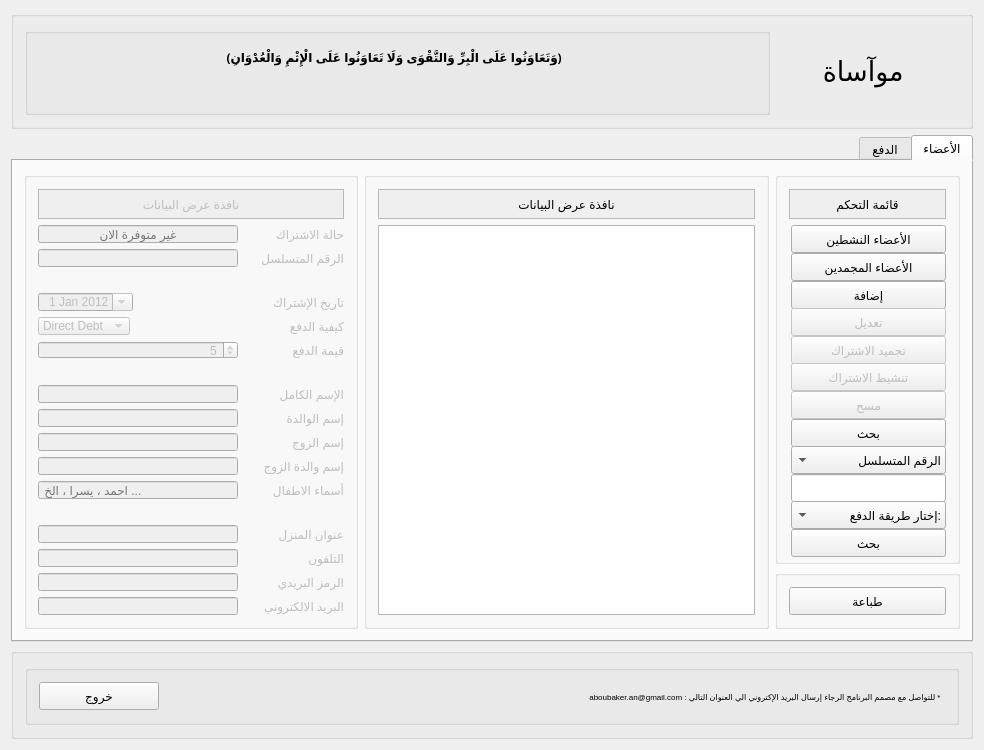
Before: the Qt Designer form mainwindow.ui in aamagzoub/Muwassa, drawn with Qt 5.
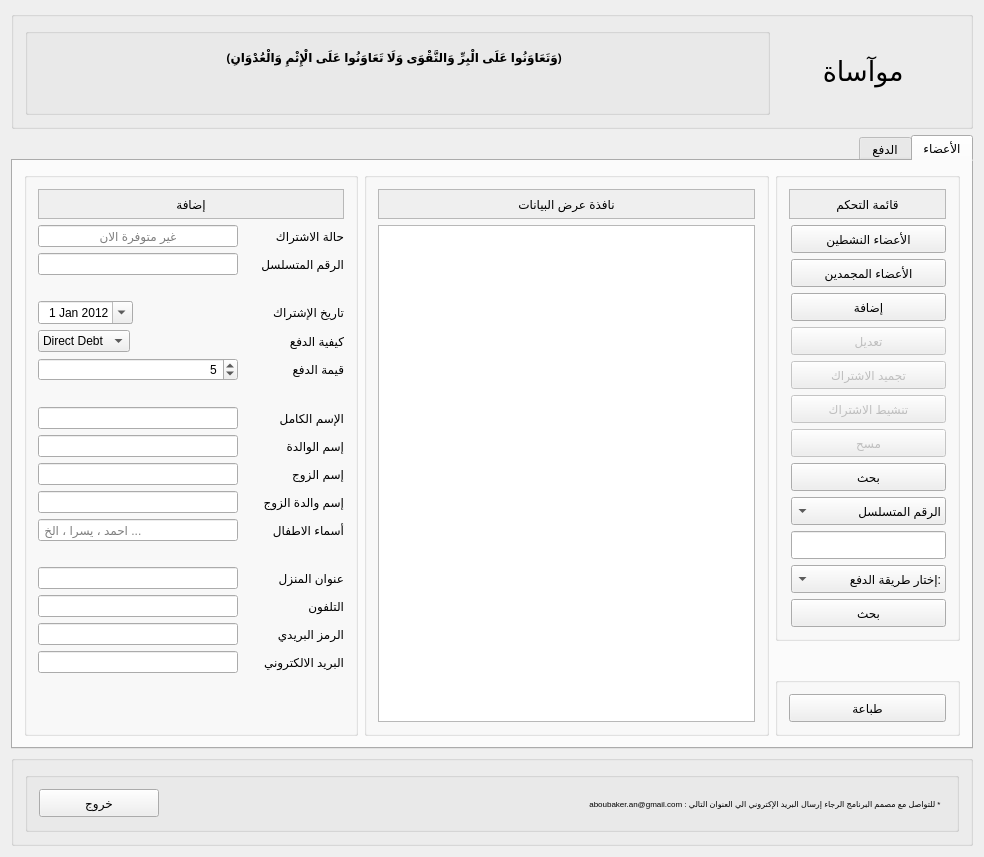
After: the same form once the commit is applied. The open tabs and pages were chosen to show the change.

Patch:
```diff
--- a/mainwindow.ui
+++ b/mainwindow.ui
@@ -7,7 +7,7 @@
     <x>0</x>
     <y>0</y>
     <width>984</width>
-    <height>750</height>
+    <height>857</height>
    </rect>
   </property>
   <property name="minimumSize">
@@ -344,6 +344,9 @@
             </property>
             <item>
              <widget class="QGroupBox" name="groupBox_3">
+              <property name="enabled">
+               <bool>true</bool>
+              </property>
               <property name="sizePolicy">
                <sizepolicy hsizetype="Preferred" vsizetype="Fixed">
                 <horstretch>0</horstretch>
@@ -1013,14 +1016,20 @@
           <item row="0" column="2">
            <widget class="QGroupBox" name="groupBox">
             <property name="enabled">
-             <bool>false</bool>
+             <bool>true</bool>
             </property>
             <property name="sizePolicy">
-             <sizepolicy hsizetype="Preferred" vsizetype="Preferred">
+             <sizepolicy hsizetype="Fixed" vsizetype="Preferred">
               <horstretch>0</horstretch>
               <verstretch>0</verstretch>
              </sizepolicy>
             </property>
+            <property name="minimumSize">
+             <size>
+              <width>333</width>
+              <height>553</height>
+             </size>
+            </property>
             <property name="layoutDirection">
              <enum>Qt::LeftToRight</enum>
             </property>
@@ -1031,7 +1040,7 @@
              <set>Qt::AlignCenter</set>
             </property>
             <layout class="QGridLayout" name="gridLayout_13">
-             <item row="4" column="0">
+             <item row="5" column="0">
               <spacer name="verticalSpacer_10">
                <property name="orientation">
                 <enum>Qt::Vertical</enum>
@@ -1044,12 +1053,12 @@
                </property>
               </spacer>
              </item>
-             <item row="1" column="0">
+             <item row="2" column="0">
               <layout class="QGridLayout" name="gridLayout_19">
                <item row="15" column="2">
                 <widget class="QLineEdit" name="tel2_2">
                  <property name="enabled">
-                  <bool>false</bool>
+                  <bool>true</bool>
                  </property>
                  <property name="sizePolicy">
                   <sizepolicy hsizetype="Fixed" vsizetype="Fixed">
@@ -1083,7 +1092,7 @@
                <item row="15" column="3">
                 <widget class="QLabel" name="telLabel_6">
                  <property name="enabled">
-                  <bool>false</bool>
+                  <bool>true</bool>
                  </property>
                  <property name="sizePolicy">
                   <sizepolicy hsizetype="Fixed" vsizetype="Preferred">
@@ -1111,7 +1120,7 @@
                <item row="6" column="3">
                 <widget class="QLabel" name="methodLabel_9">
                  <property name="enabled">
-                  <bool>false</bool>
+                  <bool>true</bool>
                  </property>
                  <property name="sizePolicy">
                   <sizepolicy hsizetype="Fixed" vsizetype="Preferred">
@@ -1146,7 +1155,7 @@
                <item row="10" column="3">
                 <widget class="QLabel" name="spouseLabel_10">
                  <property name="enabled">
-                  <bool>false</bool>
+                  <bool>true</bool>
                  </property>
                  <property name="sizePolicy">
                   <sizepolicy hsizetype="Fixed" vsizetype="Preferred">
@@ -1188,7 +1197,7 @@
                <item row="2" column="3">
                 <widget class="QLabel" name="refNoLabel_5">
                  <property name="enabled">
-                  <bool>false</bool>
+                  <bool>true</bool>
                  </property>
                  <property name="sizePolicy">
                   <sizepolicy hsizetype="Fixed" vsizetype="Preferred">
@@ -1216,7 +1225,7 @@
                <item row="5" column="3">
                 <widget class="QLabel" name="methodLabel_10">
                  <property name="enabled">
-                  <bool>false</bool>
+                  <bool>true</bool>
                  </property>
                  <property name="sizePolicy">
                   <sizepolicy hsizetype="Fixed" vsizetype="Preferred">
@@ -1244,7 +1253,7 @@
                <item row="1" column="2">
                 <widget class="QLineEdit" name="mem_state2_2">
                  <property name="enabled">
-                  <bool>false</bool>
+                  <bool>true</bool>
                  </property>
                  <property name="sizePolicy">
                   <sizepolicy hsizetype="Fixed" vsizetype="Fixed">
@@ -1275,7 +1284,7 @@
                <item row="5" column="2">
                 <widget class="QComboBox" name="paymentMethod2_2">
                  <property name="enabled">
-                  <bool>false</bool>
+                  <bool>true</bool>
                  </property>
                  <property name="sizePolicy">
                   <sizepolicy hsizetype="Fixed" vsizetype="Fixed">
@@ -1323,7 +1332,7 @@
                <item row="4" column="3">
                 <widget class="QLabel" name="dateEditLabel_5">
                  <property name="enabled">
-                  <bool>false</bool>
+                  <bool>true</bool>
                  </property>
                  <property name="minimumSize">
                   <size>
@@ -1345,7 +1354,7 @@
                <item row="6" column="2">
                 <widget class="QSpinBox" name="payment2_2">
                  <property name="enabled">
-                  <bool>false</bool>
+                  <bool>true</bool>
                  </property>
                  <property name="sizePolicy">
                   <sizepolicy hsizetype="Preferred" vsizetype="Fixed">
@@ -1385,7 +1394,7 @@
                <item row="12" column="3">
                 <widget class="QLabel" name="childernLabel_7">
                  <property name="enabled">
-                  <bool>false</bool>
+                  <bool>true</bool>
                  </property>
                  <property name="sizePolicy">
                   <sizepolicy hsizetype="Fixed" vsizetype="Preferred">
@@ -1413,7 +1422,7 @@
                <item row="9" column="3">
                 <widget class="QLabel" name="motherLabel_7">
                  <property name="enabled">
-                  <bool>false</bool>
+                  <bool>true</bool>
                  </property>
                  <property name="sizePolicy">
                   <sizepolicy hsizetype="Fixed" vsizetype="Preferred">
@@ -1441,7 +1450,7 @@
                <item row="14" column="3">
                 <widget class="QLabel" name="addressLabel_7">
                  <property name="enabled">
-                  <bool>false</bool>
+                  <bool>true</bool>
                  </property>
                  <property name="sizePolicy">
                   <sizepolicy hsizetype="Fixed" vsizetype="Preferred">
@@ -1469,7 +1478,7 @@
                <item row="10" column="2">
                 <widget class="QLineEdit" name="spouse2_2">
                  <property name="enabled">
-                  <bool>false</bool>
+                  <bool>true</bool>
                  </property>
                  <property name="sizePolicy">
                   <sizepolicy hsizetype="Fixed" vsizetype="Fixed">
@@ -1497,7 +1506,7 @@
                <item row="9" column="2">
                 <widget class="QLineEdit" name="mother2_2">
                  <property name="enabled">
-                  <bool>false</bool>
+                  <bool>true</bool>
                  </property>
                  <property name="sizePolicy">
                   <sizepolicy hsizetype="Fixed" vsizetype="Fixed">
@@ -1525,7 +1534,7 @@
                <item row="8" column="2">
                 <widget class="QLineEdit" name="name2_2">
                  <property name="enabled">
-                  <bool>false</bool>
+                  <bool>true</bool>
                  </property>
                  <property name="sizePolicy">
                   <sizepolicy hsizetype="Fixed" vsizetype="Fixed">
@@ -1556,7 +1565,7 @@
                <item row="12" column="2">
                 <widget class="QLineEdit" name="childern2_2">
                  <property name="enabled">
-                  <bool>false</bool>
+                  <bool>true</bool>
                  </property>
                  <property name="sizePolicy">
                   <sizepolicy hsizetype="Fixed" vsizetype="Fixed">
@@ -1587,7 +1596,7 @@
                <item row="8" column="3">
                 <widget class="QLabel" name="nameLabel_7">
                  <property name="enabled">
-                  <bool>false</bool>
+                  <bool>true</bool>
                  </property>
                  <property name="sizePolicy">
                   <sizepolicy hsizetype="Fixed" vsizetype="Preferred">
@@ -1615,7 +1624,7 @@
                <item row="14" column="2">
                 <widget class="QLineEdit" name="address2_2">
                  <property name="enabled">
-                  <bool>false</bool>
+                  <bool>true</bool>
                  </property>
                  <property name="sizePolicy">
                   <sizepolicy hsizetype="Fixed" vsizetype="Fixed">
@@ -1643,7 +1652,7 @@
                <item row="2" column="2">
                 <widget class="QLineEdit" name="refNo2_2">
                  <property name="enabled">
-                  <bool>false</bool>
+                  <bool>true</bool>
                  </property>
                  <property name="sizePolicy">
                   <sizepolicy hsizetype="Preferred" vsizetype="Fixed">
@@ -1671,7 +1680,7 @@
                <item row="1" column="3">
                 <widget class="QLabel" name="spouseLabel_11">
                  <property name="enabled">
-                  <bool>false</bool>
+                  <bool>true</bool>
                  </property>
                  <property name="sizePolicy">
                   <sizepolicy hsizetype="Fixed" vsizetype="Preferred">
@@ -1699,7 +1708,7 @@
                <item row="16" column="3">
                 <widget class="QLabel" name="postCodeLabel_7">
                  <property name="enabled">
-                  <bool>false</bool>
+                  <bool>true</bool>
                  </property>
                  <property name="sizePolicy">
                   <sizepolicy hsizetype="Fixed" vsizetype="Preferred">
@@ -1727,7 +1736,7 @@
                <item row="4" column="2">
                 <widget class="QDateEdit" name="memebershipDate2_2">
                  <property name="enabled">
-                  <bool>false</bool>
+                  <bool>true</bool>
                  </property>
                  <property name="sizePolicy">
                   <sizepolicy hsizetype="Fixed" vsizetype="Fixed">
@@ -1781,7 +1790,7 @@
                <item row="17" column="3">
                 <widget class="QLabel" name="emailLabel_6">
                  <property name="enabled">
-                  <bool>false</bool>
+                  <bool>true</bool>
                  </property>
                  <property name="sizePolicy">
                   <sizepolicy hsizetype="Fixed" vsizetype="Preferred">
@@ -1809,7 +1818,7 @@
                <item row="16" column="2">
                 <widget class="QLineEdit" name="postCode2_2">
                  <property name="enabled">
-                  <bool>false</bool>
+                  <bool>true</bool>
                  </property>
                  <property name="sizePolicy">
                   <sizepolicy hsizetype="Fixed" vsizetype="Fixed">
@@ -1837,7 +1846,7 @@
                <item row="11" column="3">
                 <widget class="QLabel" name="motherInLawLabel_7">
                  <property name="enabled">
-                  <bool>false</bool>
+                  <bool>true</bool>
                  </property>
                  <property name="sizePolicy">
                   <sizepolicy hsizetype="Fixed" vsizetype="Preferred">
@@ -1865,7 +1874,7 @@
                <item row="17" column="2">
                 <widget class="QLineEdit" name="email2_2">
                  <property name="enabled">
-                  <bool>false</bool>
+                  <bool>true</bool>
                  </property>
                  <property name="sizePolicy">
                   <sizepolicy hsizetype="Fixed" vsizetype="Fixed">
@@ -1893,7 +1902,7 @@
                <item row="11" column="2">
                 <widget class="QLineEdit" name="motherInLaw2_2">
                  <property name="enabled">
-                  <bool>false</bool>
+                  <bool>true</bool>
                  </property>
                  <property name="sizePolicy">
                   <sizepolicy hsizetype="Fixed" vsizetype="Fixed">
@@ -1918,9 +1927,7 @@
                  </property>
                 </widget>
                </item>
-              </layout>
-             </item>
-             <item row="0" column="0">
+               <item row="0" column="2" colspan="2">
               <widget class="QLabel" name="label_10">
                <property name="sizePolicy">
                 <sizepolicy hsizetype="Preferred" vsizetype="Fixed">
@@ -1941,7 +1948,7 @@
                 <enum>QFrame::StyledPanel</enum>
                </property>
                <property name="text">
-                <string>نافذة عرض البيانات</string>
+                  <string>إضافة</string>
                </property>
                <property name="alignment">
                 <set>Qt::AlignCenter</set>
@@ -1949,6 +1956,8 @@
               </widget>
              </item>
             </layout>
+             </item>
+            </layout>
            </widget>
           </item>
          </layout>
```
Left out of the diff: 307 changed lines with no effect on the pictures. Lines whose indentation alone changed are shown as unchanged.
